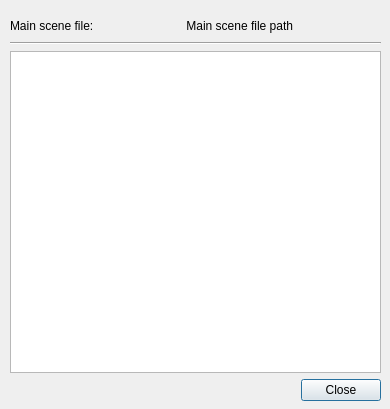
Before: the Qt Designer form gnr/ui/ShowTaskResourcesDialog.ui in golemfactory/clay, drawn with Qt 5.
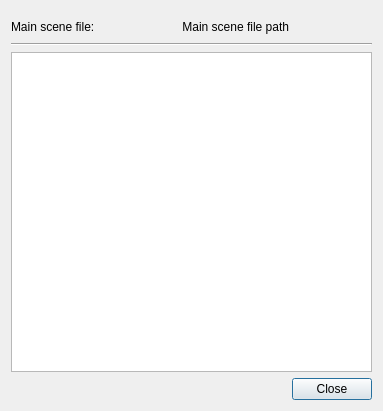
After: the same form once the commit is applied.

Commit message: scale resouce tree view

The edit to the form file:
```diff
--- a/gnr/ui/ShowTaskResourcesDialog.ui
+++ b/gnr/ui/ShowTaskResourcesDialog.ui
@@ -6,22 +6,15 @@
    <rect>
     <x>0</x>
     <y>0</y>
-    <width>390</width>
-    <height>409</height>
+    <width>383</width>
+    <height>411</height>
    </rect>
   </property>
   <property name="windowTitle">
    <string>Dialog</string>
   </property>
-  <widget class="QWidget" name="verticalLayoutWidget">
-   <property name="geometry">
-    <rect>
-     <x>10</x>
-     <y>10</y>
-     <width>371</width>
-     <height>391</height>
-    </rect>
-   </property>
+  <layout class="QGridLayout" name="gridLayout">
+   <item row="0" column="0">
    <layout class="QVBoxLayout" name="verticalLayout">
     <property name="spacing">
      <number>6</number>
@@ -153,7 +146,8 @@
      </layout>
     </item>
    </layout>
-  </widget>
+   </item>
+  </layout>
  </widget>
  <resources/>
  <connections/>
```
Lines whose indentation alone changed are shown as unchanged.
